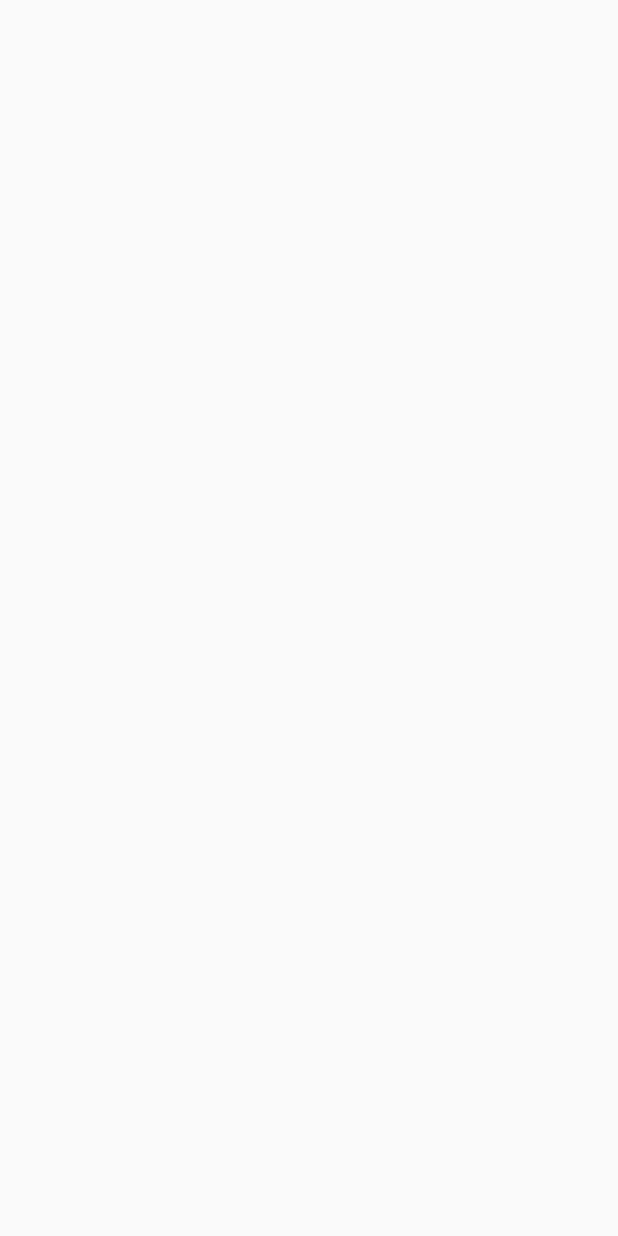
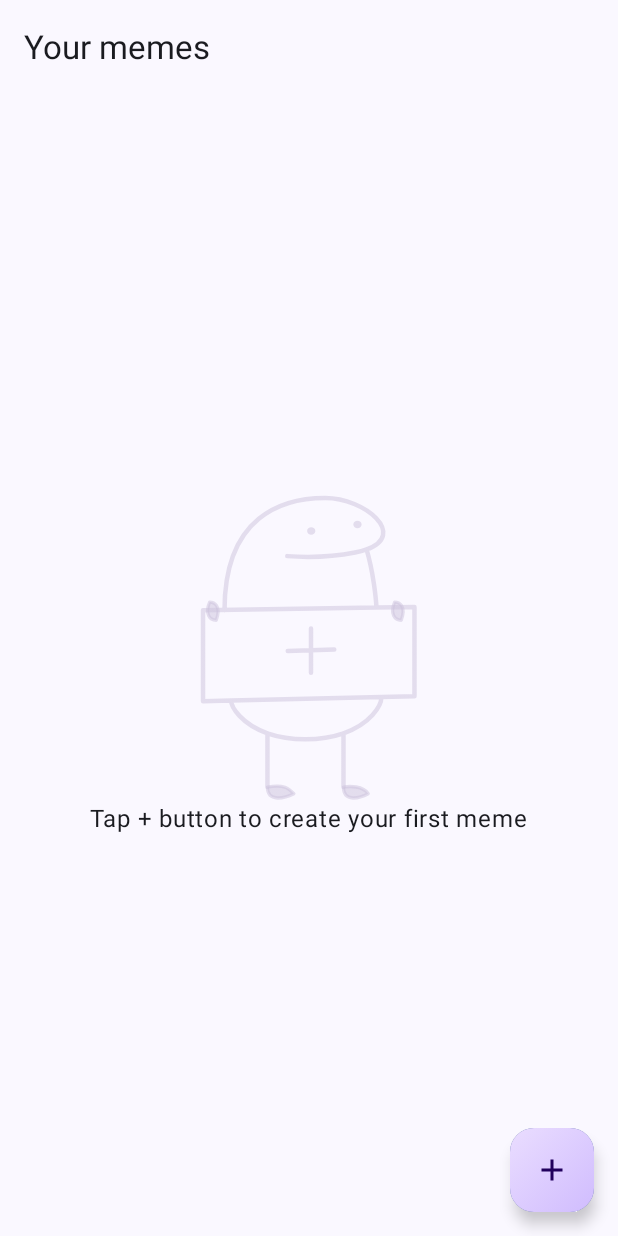
Before and after one commit to rastetedev/MasterMeme, an Android app built with Jetpack Compose: the screen it shows after launch (MainActivity), on a phone screen of 412 x 824 dp. Before the commit the screen is empty. Run offline under Robolectric (Android 15) with nearby library versions, the phone set to English and light mode, and no system bars.

Commit message:
feat: Implement meme list screen UI
- Add `MemeListScreen` to display user-created memes.
- Introduce `MemeCard` composable to show individual memes with favorite and selection states.
- Create `MemeListGrid` for displaying memes in a two-column lazy grid.
- Implement `EmptyMemeListContent` for when no memes are present.
- Add a `GradientFab` for creating new memes.
- Include `INTERNET` permission to load images.
- Add `coil-compose` dependency for image loading.
- Define `MemeListUiState` and `MemeUiState` to manage the screen's state.

```diff
--- a/app/build.gradle.kts
+++ b/app/build.gradle.kts
@@ -74,4 +74,5 @@ dependencies {
 
     implementation(libs.androidx.core.splashscreen)
     implementation(libs.androidx.compose.material.icons.extended)
+    implementation(libs.coil.compose)
 }
--- a/app/src/main/AndroidManifest.xml
+++ b/app/src/main/AndroidManifest.xml
@@ -1,6 +1,8 @@
 <?xml version="1.0" encoding="utf-8"?>
 <manifest xmlns:android="http://schemas.android.com/apk/res/android"
     xmlns:tools="http://schemas.android.com/tools">
+
+    <uses-permission android:name="android.permission.INTERNET"/>
 
     <application
         android:allowBackup="true"
--- a/app/src/main/java/com/raulastete/mastermeme/feature/meme_list/MemeListScreen.kt
+++ b/app/src/main/java/com/raulastete/mastermeme/feature/meme_list/MemeListScreen.kt
@@ -1,23 +1,64 @@
 package com.raulastete.mastermeme.feature.meme_list
 
 import androidx.compose.material3.MaterialTheme
+import androidx.compose.material3.Scaffold
 import androidx.compose.runtime.Composable
 import androidx.compose.ui.tooling.preview.Preview
+import com.raulastete.mastermeme.feature.meme_list.components.EmptyMemeListContent
+import com.raulastete.mastermeme.feature.meme_list.components.MemeListGrid
+import com.raulastete.mastermeme.ui.components.GradientFab
+import com.raulastete.mastermeme.ui.components.NormalTopBar
+import com.raulastete.mastermeme.ui.components.SelectionTopBar
 
 @Composable
 fun MemeListScreen(navigateToCreateMeme: () -> Unit) {
-    MemeListScreenContent(navigateToCreateMeme = navigateToCreateMeme)
+    val memeListUiState = MemeListUiState()
+    MemeListScreenContent(
+        uiState = memeListUiState,
+        navigateToCreateMeme = navigateToCreateMeme
+    )
 }
 
 @Composable
-private fun MemeListScreenContent(navigateToCreateMeme: () -> Unit) {
-    //TODO: Add your content here
+private fun MemeListScreenContent(
+    uiState: MemeListUiState,
+    navigateToCreateMeme: () -> Unit
+) {
+    Scaffold(
+        topBar = {
+            if (uiState.isSelectionMode)
+                SelectionTopBar(
+                    selectedCount = uiState.selectedMemes.size,
+                    onExitSelectionMode = {},
+                    onShareClick = {},
+                    onDeleteClick = {}
+                )
+            else NormalTopBar(title = "Your memes")
+        },
+        floatingActionButton = {
+            GradientFab {}
+        }
+    ) { paddingValues ->
+        when {
+            uiState.memes.isEmpty() -> EmptyMemeListContent(paddingValues)
+            else -> MemeListGrid(
+                paddingValues,
+                memes = uiState.memes,
+                isSelectionMode = uiState.isSelectionMode,
+                onFavoriteClick = {},
+                onSelectedClick = {}
+            )
+        }
+    }
 }
 
 @Preview(showBackground = true)
 @Composable
 private fun MemeListScreenContentPreview() {
     MaterialTheme {
-        MemeListScreenContent(navigateToCreateMeme = {})
+        MemeListScreenContent(
+            uiState = MemeListUiState(),
+            navigateToCreateMeme = {}
+        )
     }
 }
--- /dev/null
+++ b/app/src/main/java/com/raulastete/mastermeme/feature/meme_list/MemeUiState.kt
@@ -0,0 +1,15 @@
+package com.raulastete.mastermeme.feature.meme_list
+
+data class MemeListUiState(
+    val memes: List<MemeUiState> = emptyList(),
+    val isSelectionMode: Boolean = false,
+) {
+    val selectedMemes = memes.filter { it.isSelected }
+}
+
+data class MemeUiState(
+    val id: String = "",
+    val image: String = "",
+    val isFavorite: Boolean = false,
+    val isSelected: Boolean = false,
+)
--- /dev/null
+++ b/app/src/main/java/com/raulastete/mastermeme/feature/meme_list/components/EmptyMemeListContent.kt
@@ -0,0 +1,32 @@
+package com.raulastete.mastermeme.feature.meme_list.components
+
+import androidx.compose.foundation.Image
+import androidx.compose.foundation.layout.Arrangement
+import androidx.compose.foundation.layout.Column
+import androidx.compose.foundation.layout.PaddingValues
+import androidx.compose.foundation.layout.fillMaxSize
+import androidx.compose.foundation.layout.padding
+import androidx.compose.material3.Text
+import androidx.compose.runtime.Composable
+import androidx.compose.ui.Alignment
+import androidx.compose.ui.Modifier
+import androidx.compose.ui.graphics.vector.ImageVector
+import androidx.compose.ui.res.vectorResource
+import com.raulastete.mastermeme.R
+
+@Composable
+fun EmptyMemeListContent(paddingValues: PaddingValues) {
+    Column(
+        Modifier
+            .fillMaxSize()
+            .padding(paddingValues),
+        verticalArrangement = Arrangement.Center,
+        horizontalAlignment = Alignment.CenterHorizontally
+    ) {
+        Image(
+            imageVector = ImageVector.vectorResource(R.drawable.empty_image),
+            contentDescription = null
+        )
+        Text("Tap + button to create your first meme")
+    }
+}
--- /dev/null
+++ b/app/src/main/java/com/raulastete/mastermeme/ui/components/GradientFab.kt
@@ -0,0 +1,47 @@
+package com.raulastete.mastermeme.ui.components
+
+import androidx.compose.foundation.background
+import androidx.compose.foundation.layout.Box
+import androidx.compose.foundation.layout.fillMaxSize
+import androidx.compose.foundation.layout.size
+import androidx.compose.material.icons.Icons
+import androidx.compose.material.icons.filled.Add
+import androidx.compose.material3.FloatingActionButton
+import androidx.compose.material3.Icon
+import androidx.compose.runtime.Composable
+import androidx.compose.ui.Alignment
+import androidx.compose.ui.Modifier
+import androidx.compose.ui.graphics.Brush
+import androidx.compose.ui.graphics.Color
+import androidx.compose.ui.unit.dp
+
+/**
+ * Floating Action Button con un fondo de gradiente.
+ */
+@Composable
+fun GradientFab(onClick: () -> Unit) {
+    FloatingActionButton(
+        onClick = onClick
+    ) {
+        Box(
+            modifier = Modifier
+                .size(56.dp)
+                .background(
+                    brush = Brush.linearGradient(
+                        colors = listOf(
+                            Color(0xFFEADDFF),
+                            Color(0xFFD0BCFE)
+                        )
+                    )
+                ),
+            contentAlignment = Alignment.Center
+        ) {
+            Icon(
+                imageVector = Icons.Default.Add,
+                modifier = Modifier.size(24.dp),
+                contentDescription = "Add new item",
+                tint = Color(0xFF21005D)
+            )
+        }
+    }
+}
--- /dev/null
+++ b/app/src/main/res/drawable/empty_image.xml
@@ -0,0 +1,57 @@
+<vector xmlns:android="http://schemas.android.com/apk/res/android"
+    android:width="145dp"
+    android:height="204dp"
+    android:viewportWidth="145"
+    android:viewportHeight="204">
+  <path
+      android:pathData="M16.34,76.89C16.34,14.11 54.88,2 83.51,2C110.01,2 138.4,26.53 111.04,36.29M58.18,40.75C71.37,41.71 87.22,41.48 103.33,38.34C106.29,37.77 108.85,37.08 111.04,36.29M20.74,137.02L2.02,137.46V76.89L117.65,75.08M20.74,137.02L120.96,134.67M20.74,137.02C20.74,141.3 27.58,152.76 44.97,158.85M120.96,134.67L142.98,134.15V74.68L117.65,75.08M120.96,134.67C120.96,140.61 113.49,152.63 95.66,158.85M44.97,158.85C51.74,161.23 60.11,162.79 70.3,162.79C80.4,162.79 88.79,161.25 95.66,158.85M44.97,158.85V194.72M95.66,158.85V194.72M111.04,36.29C115.45,51.15 117.29,68.34 117.65,75.08M74,89V118.5M58.5,104L89.5,103"
+      android:strokeAlpha="0.5"
+      android:strokeLineJoin="round"
+      android:strokeWidth="2.9992"
+      android:fillColor="#00000000"
+      android:strokeColor="#CCC2DC"
+      android:fillAlpha="0.5"
+      android:strokeLineCap="round"/>
+  <path
+      android:pathData="M44.97,194.72C55.98,192.52 59.28,195.82 62.59,199.13C56.72,202.06 44.97,205.29 44.97,194.72Z"
+      android:strokeAlpha="0.5"
+      android:strokeLineJoin="round"
+      android:strokeWidth="2.20253"
+      android:fillColor="#CCC2DC"
+      android:strokeColor="#CCC2DC"
+      android:fillAlpha="0.5"/>
+  <path
+      android:pathData="M95.66,194.72C99.68,193.99 108.62,193.84 112.14,199.13C106.65,202.06 95.66,205.29 95.66,194.72Z"
+      android:strokeAlpha="0.5"
+      android:strokeLineJoin="round"
+      android:strokeWidth="2.20253"
+      android:fillColor="#CCC2DC"
+      android:strokeColor="#CCC2DC"
+      android:fillAlpha="0.5"/>
+  <path
+      android:pathData="M134.17,83.49C129.77,83.49 126.46,79.09 129.77,71.38C132.7,71.38 137.7,73.8 134.17,83.49Z"
+      android:strokeAlpha="0.5"
+      android:strokeLineJoin="round"
+      android:strokeWidth="2.20253"
+      android:fillColor="#CCC2DC"
+      android:strokeColor="#CCC2DC"
+      android:fillAlpha="0.5"/>
+  <path
+      android:pathData="M10.83,83.49C6.42,83.49 3.12,79.09 6.42,71.38C9.36,71.38 14.35,73.8 10.83,83.49Z"
+      android:strokeAlpha="0.5"
+      android:strokeLineJoin="round"
+      android:strokeWidth="2.20253"
+      android:fillColor="#CCC2DC"
+      android:strokeColor="#CCC2DC"
+      android:fillAlpha="0.5"/>
+  <path
+      android:pathData="M71.4,24.03C71.4,20.72 76.9,20.72 76.9,24.03C76.9,27.33 71.4,27.33 71.4,24.03Z"
+      android:strokeAlpha="0.5"
+      android:fillColor="#CCC2DC"
+      android:fillAlpha="0.5"/>
+  <path
+      android:pathData="M102.23,19.62C102.23,16.32 107.74,16.32 107.74,19.62C107.74,22.92 102.23,22.92 102.23,19.62Z"
+      android:strokeAlpha="0.5"
+      android:fillColor="#CCC2DC"
+      android:fillAlpha="0.5"/>
+</vector>
--- a/gradle/libs.versions.toml
+++ b/gradle/libs.versions.toml
@@ -12,6 +12,7 @@ activityCompose = "1.11.0"
 composeBom = "2025.10.00"
 materialIconsExtended = "1.7.8"
 navigationCompose = "2.9.5"
+coil = "2.7.0"
 
 [libraries]
 androidx-compose-material-icons-extended = { module = "androidx.compose.material:material-icons-extended", version.ref = "materialIconsExtended" }
@@ -32,6 +33,7 @@ androidx-ui-test-junit4 = { group = "androidx.compose.ui", name = "ui-test-junit
 androidx-material3 = { group = "androidx.compose.material3", name = "material3" }
 androidx-navigation-compose = { group = "androidx.navigation", name = "navigation-compose", version.ref = "navigationCompose" }
 kotlinx-serialization-json = { module = "org.jetbrains.kotlinx:kotlinx-serialization-json", version.ref = "kotlinxSerializationJson" }
+coil-compose = { module = "io.coil-kt:coil-compose", version.ref = "coil" }
 
 [plugins]
 android-application = { id = "com.android.application", version.ref = "agp" }
```
Also changed, not shown: app/src/main/java/com/raulastete/mastermeme/feature/meme_list/components/MemeCard.kt (added, +206 -0 lines), app/src/main/java/com/raulastete/mastermeme/feature/meme_list/components/MemeListGrid.kt (added, +47 -0 lines).
